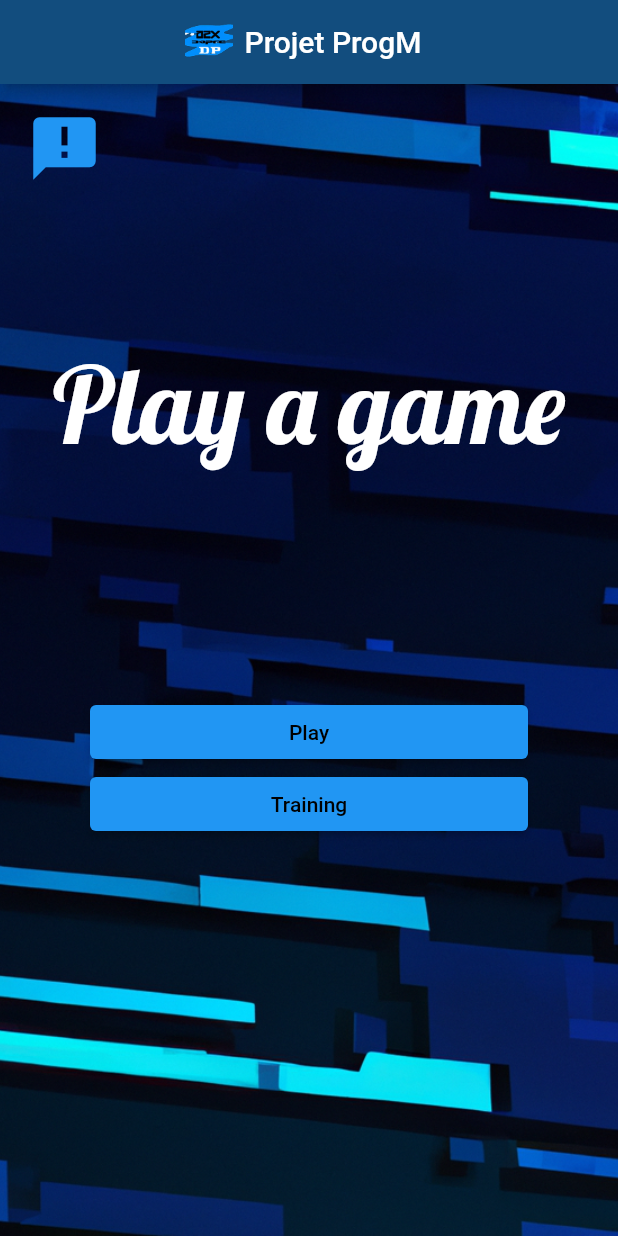
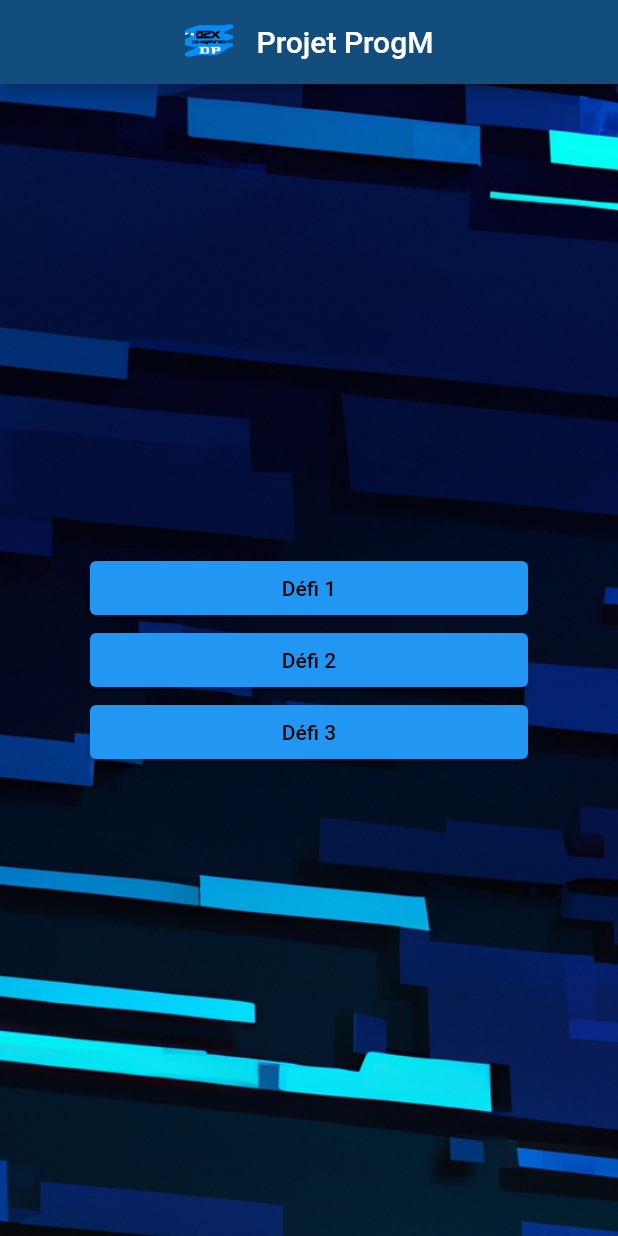
Before and after one commit to CorentinDAVID/ProgM, a Flutter app: the screen it shows after launch, after a tap on "Play", on a phone screen of 412 x 824 dp. Run offline on Flutter 3.47's test engine with Material 2 defaults, Android fonts, the phone set to English and light mode, and no system bars.

Commit message:
ça continue

```diff
--- /dev/null
+++ b/project/lib/lounge/main.dart
@@ -0,0 +1,62 @@
+import 'package:flutter/material.dart';
+import '../main.dart';
+import '../Elements/index.dart';
+
+class Lounge extends StatelessWidget {
+  const Lounge({super.key});
+
+  @override
+  Widget build(BuildContext context) {
+    return MaterialApp(
+        home: Scaffold(
+      appBar: AppBar(
+          backgroundColor: const Color.fromARGB(255, 18, 77, 126),
+          automaticallyImplyLeading: false,
+          title: Row(
+            mainAxisAlignment: MainAxisAlignment.center,
+            children: [
+              IconButton(
+                icon: Image.asset(
+                  'images/ic_launcher.png',
+                  fit: BoxFit.contain,
+                  height: 32,
+                ),
+                onPressed: () {
+                  Navigator.push(
+                    context,
+                    MaterialPageRoute(builder: (context) => const StartPage()),
+                  );
+                },
+              ),
+              Container(
+                  padding: const EdgeInsets.all(8.0),
+                  child: const Text('Projet ProgM'))
+            ],
+          )),
+      body: Container(
+        decoration: const BoxDecoration(
+            image: DecorationImage(
+          image: AssetImage('images/fond.png'),
+          fit: BoxFit.cover,
+        )),
+        child: Column(
+          mainAxisAlignment: MainAxisAlignment.spaceAround,
+          crossAxisAlignment: CrossAxisAlignment.stretch,
+          children: [
+            Container(
+                margin: const EdgeInsets.only(left: 60.0, right: 60.0),
+                child: Column(
+                  mainAxisAlignment: MainAxisAlignment.spaceAround,
+                  crossAxisAlignment: CrossAxisAlignment.stretch,
+                  children: [
+                    bouton('Défi 1', context, null),
+                    bouton('Défi 2', context, null),
+                    bouton('Défi 3', context, null),
+                  ],
+                ))
+          ],
+        ),
+      ),
+    ));
+  }
+}
--- a/project/lib/main.dart
+++ b/project/lib/main.dart
@@ -1,6 +1,7 @@
 import 'package:flutter/material.dart';
 import 'train/main.dart';
 import 'Elements/index.dart';
+import 'lounge/main.dart';
 
 void main() {
   runApp(const MaterialApp(
@@ -49,7 +50,7 @@ class StartPage extends StatelessWidget {
                 mainAxisAlignment: MainAxisAlignment.spaceAround,
                 crossAxisAlignment: CrossAxisAlignment.stretch,
                 children: [
-                  bouton('Play', context, null),
+                  bouton('Play', context, const Lounge()),
                   bouton('Training', context, const Training())
                 ],
               ),
```
Also changed, not shown: project/images/IMG_0842.jpg (deleted).
